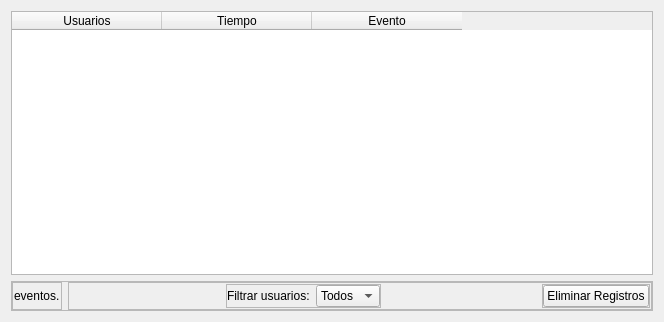
BlastDV/compusciens-ucv-transporte-harvester, file transporte_ucv_harvester/logreporter.ui: the form before one commit.
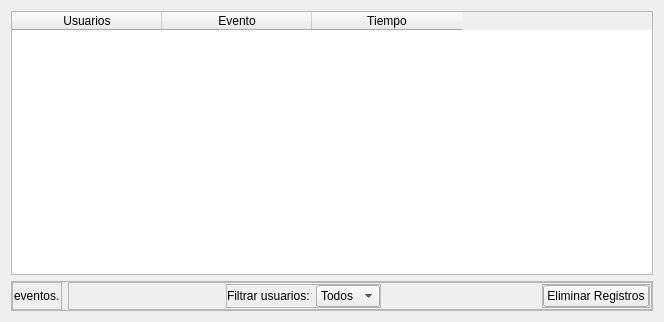
The form after the commit.

The edit to the form file:
```diff
--- a/transporte_ucv_harvester/logreporter.ui
+++ b/transporte_ucv_harvester/logreporter.ui
@@ -44,12 +44,12 @@
      </column>
      <column>
       <property name="text">
-       <string>Tiempo</string>
+       <string>Evento</string>
       </property>
      </column>
      <column>
       <property name="text">
-       <string>Evento</string>
+       <string>Tiempo</string>
       </property>
      </column>
     </widget>
```
Left out of the diff: 55 changed lines with no effect on the pictures.
